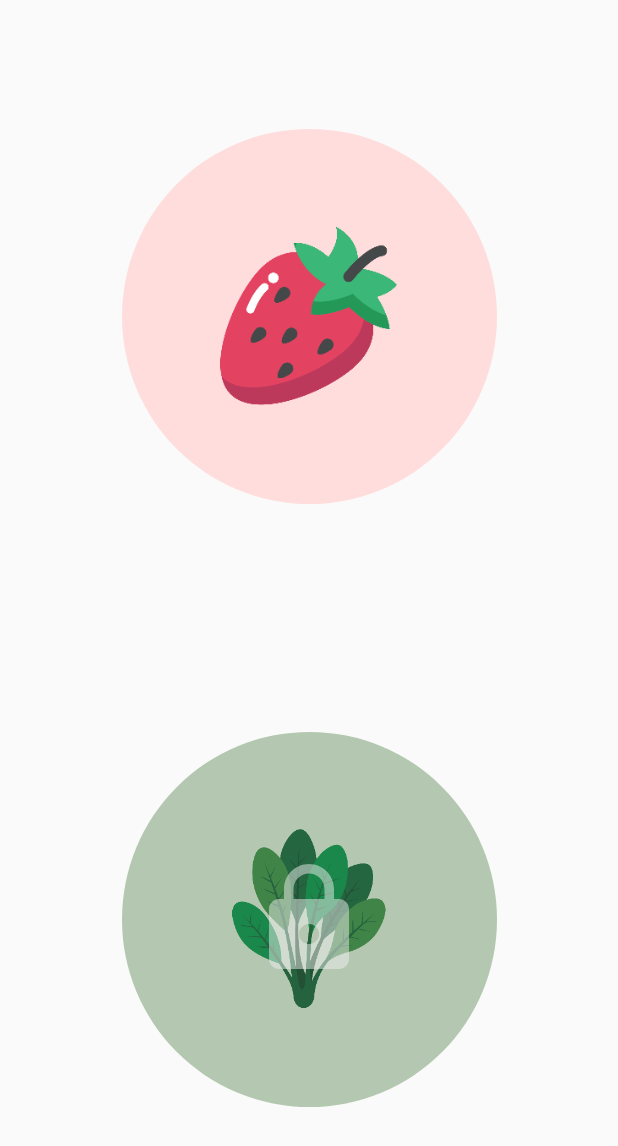
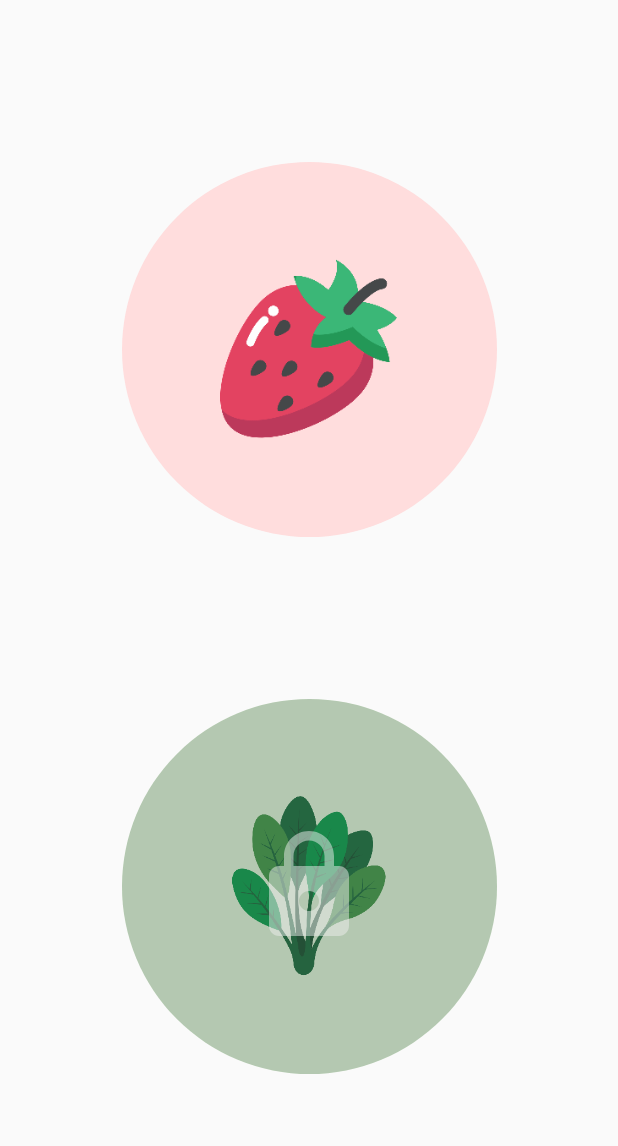
Before and after one commit to publicissapient-france/magritte, an Android app: the LevelActivity screen opened directly, with no data from a screen before it, on a phone screen of 412 x 824 dp. Shown: the top 1146 px of the screen. Run offline under Robolectric (Android 15) with nearby library versions, the phone set to English and light mode, and no system bars; our stand-ins replace Room's generated code, RxJava; libraries missing offline, so code that uses them is left out: permissions.dispatcher; network calls fail.

Commit message:
[android] fix layout overlap

```diff
--- a/android/app/src/main/res/layout/activity_level.xml
+++ b/android/app/src/main/res/layout/activity_level.xml
@@ -11,11 +11,11 @@
         android:layout_width="@dimen/level_circle_size"
         android:layout_height="@dimen/level_circle_size"
         android:background="@drawable/level_one_circle"
-        app:layout_constraintBottom_toBottomOf="parent"
+        app:layout_constraintBottom_toTopOf="@+id/level_two"
         app:layout_constraintLeft_toLeftOf="parent"
         app:layout_constraintRight_toRightOf="parent"
         app:layout_constraintTop_toTopOf="parent"
-        app:layout_constraintVertical_bias="0.15">
+        app:layout_constraintVertical_bias="0.35">
 
         <android.support.v7.widget.AppCompatImageView
             android:layout_width="@dimen/level_icon_size"
@@ -32,8 +32,7 @@
         app:layout_constraintBottom_toBottomOf="parent"
         app:layout_constraintLeft_toLeftOf="parent"
         app:layout_constraintRight_toRightOf="parent"
-        app:layout_constraintTop_toTopOf="parent"
-        app:layout_constraintVertical_bias="0.85">
+        app:layout_constraintTop_toBottomOf="@+id/level_one">
 
         <android.support.v7.widget.AppCompatImageView
             android:layout_width="@dimen/level_icon_size"
```
